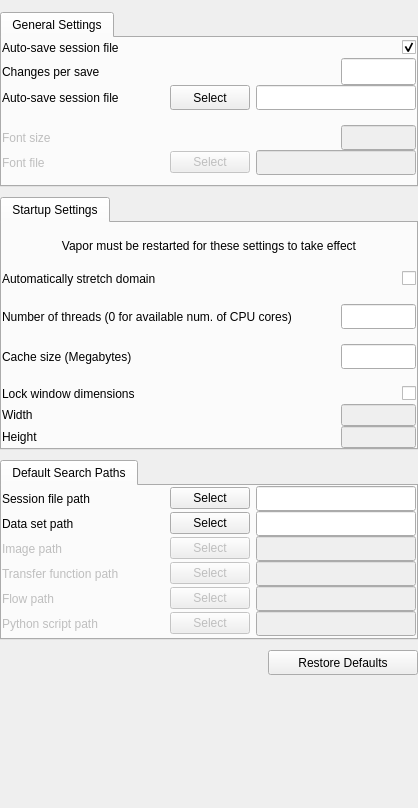
First picture: the form in apps/vaporgui/SettingsGUI.ui, repository StasJ/vapor-formatted, before the edit.
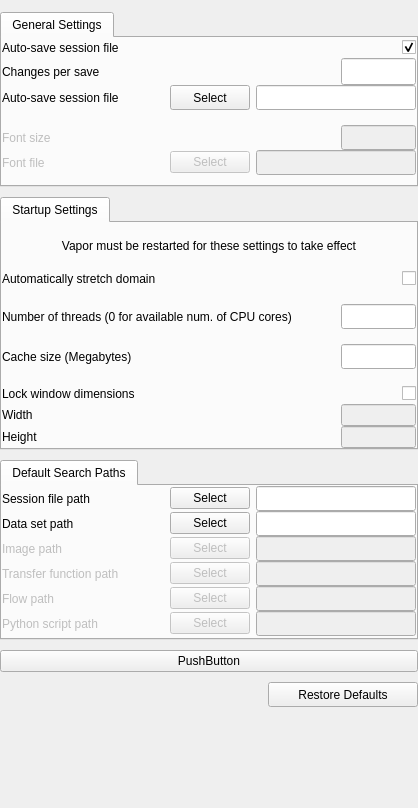
Second picture: the form after the edit.

Diff of the .ui file:
```diff
--- a/apps/vaporgui/SettingsGUI.ui
+++ b/apps/vaporgui/SettingsGUI.ui
@@ -1075,6 +1075,13 @@
      </widget>
     </widget>
    </item>
+   <item>
+    <widget class="QPushButton" name="_fontButton">
+     <property name="text">
+      <string>PushButton</string>
+     </property>
+    </widget>
+   </item>
    <item>
     <layout class="QHBoxLayout" name="horizontalLayout_4">
      <property name="spacing">
```
